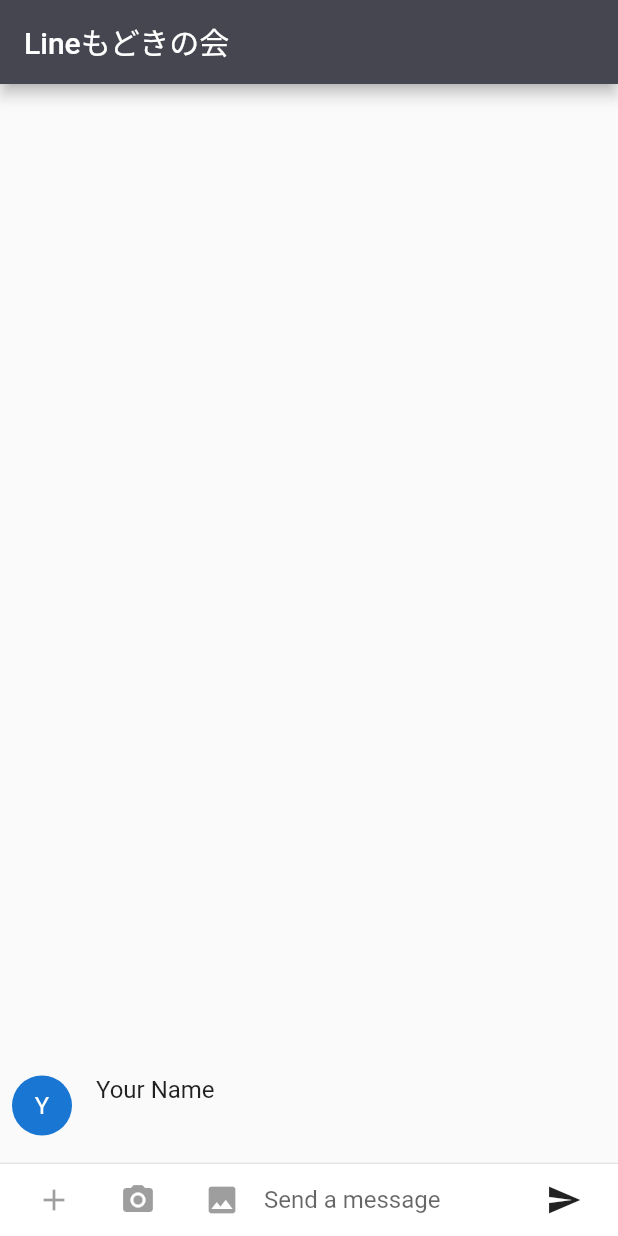
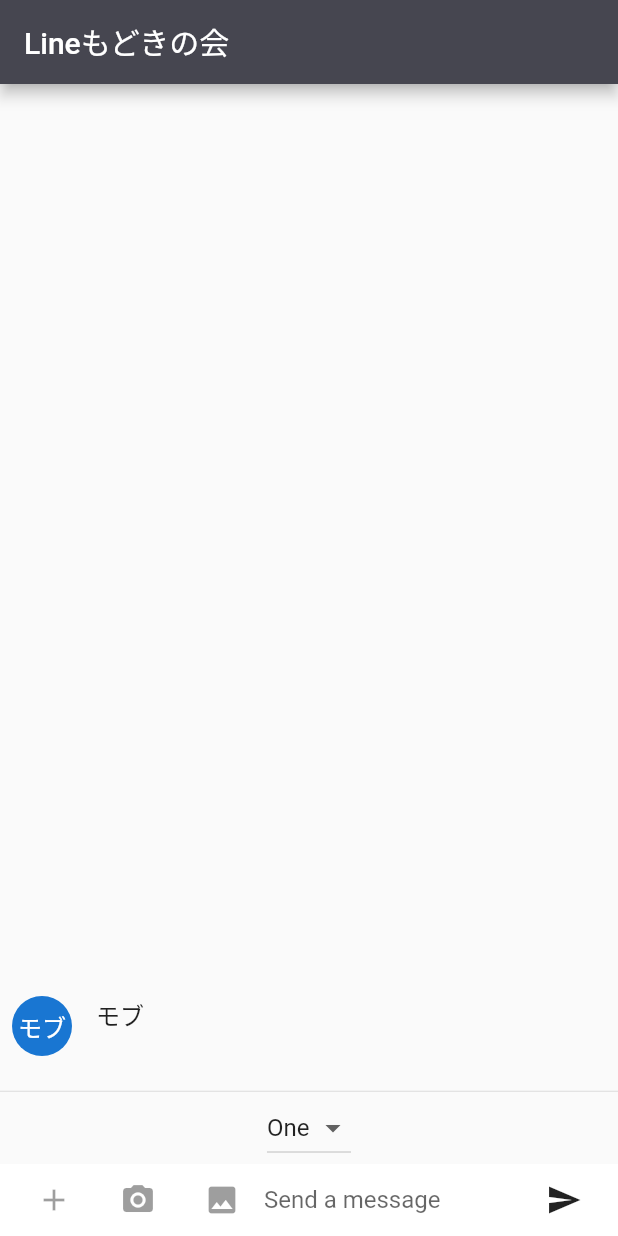
Before and after one commit to hoshinari/fluttertutorial, a Flutter app: the screen it shows after launch, after a tap on the "send" icon, on a phone screen of 412 x 824 dp. Run offline on Flutter 3.47's test engine with Material 2 defaults, Android fonts, the phone set to English and light mode, and no system bars.

Commit message:
Add dropdown

```diff
--- a/lib/main.dart
+++ b/lib/main.dart
@@ -3,6 +3,7 @@
 import 'package:flutter/material.dart';
 
 const String _name = "Your Name";
+var member = ["私","モブ"];
 
 void main() {
   runApp(new FriendlychatApp());
@@ -30,9 +31,11 @@ class ChatScreen extends StatefulWidget {                     //modified
 
 class ChatScreenState extends State<ChatScreen> {
   final List<ChatMessage> _messages = <ChatMessage>[];            //メッセージの格納リスト
+
   final TextEditingController _textController = new TextEditingController(); //new
   @override                                                        //new
   Widget build(BuildContext context) {
+    String dropdownValue = 'One';
     return new Scaffold(
       appBar: new AppBar(
         title: new Text("Lineもどきの会"),
@@ -47,19 +50,40 @@ class ChatScreenState extends State<ChatScreen> {
               itemBuilder: (_, int index) => _messages[index],      //new
               itemCount: _messages.length,                          //new
             ),                                                      //new
-          ),                                                        //new
-          new Divider(height: 1.0),                                 //new
+          ),
+
+          new Divider(height: 1.0),
+
+          new Container(
+              child: DropdownButton<String>(
+                value: dropdownValue,
+                onChanged: (String newValue) {
+                  setState(() {
+                    dropdownValue = newValue;
+                  });
+                },
+                items: <String>['One', 'Two', 'Free', 'Four']
+                  .map<DropdownMenuItem<String>>((String value) {
+                    return DropdownMenuItem<String>(
+                      value: value,
+                      child: Text(value),
+                    );
+                  })
+                  .toList(),
+              ),
+          ),
           new Container(                                            //new
             decoration: new BoxDecoration(
               color: Theme.of(context).cardColor),                  //new
             child: _buildTextComposer(),                       //modified
-          ),                                                        //new
+          ),                                                       //new
         ],                                                          //new
       ),                                                            //new
     );
   }
 
   Widget _buildTextComposer() {
+
     return new Container(
       margin: const EdgeInsets.symmetric(horizontal: 8.0),       //おそらくmargin
       child: new Row(                                            //new
@@ -96,6 +120,7 @@ class ChatScreenState extends State<ChatScreen> {
               icon: new Icon(Icons.send),                                //new
               onPressed: () => _handleSubmitted(_textController.text)),  //new
           ),                                                      //new
+
         ],                                                        //new
       ),
     );
@@ -125,12 +150,12 @@ class ChatMessage extends StatelessWidget {
         children: <Widget>[
           new Container(
             margin: const EdgeInsets.only(right: 16.0),
-            child: new CircleAvatar(child: new Text(_name[0])),
+            child: new CircleAvatar(child: new Text(member[1])),
           ),
           new Column(
             crossAxisAlignment: CrossAxisAlignment.start,
             children: <Widget>[
-              new Text(_name, style: Theme.of(context).textTheme.subhead),
+              new Text(member[1], style: Theme.of(context).textTheme.subhead),
               new Container(
                 margin: const EdgeInsets.only(top: 5.0),
                 child: new Text(text),
@@ -142,3 +167,35 @@ class ChatMessage extends StatelessWidget {
     );
   }
 }
+
+String dropdownValue = 'One';
+class MyStatefulWidget extends StatefulWidget {
+  MyStatefulWidget({Key key}) : super(key: key);
+
+  @override
+  _MyStatefulWidgetState createState() => _MyStatefulWidgetState();
+}
+
+class _MyStatefulWidgetState extends State<MyStatefulWidget> {
+  Widget build(BuildContext context) {
+    return Scaffold(
+      body: Center(
+        child: DropdownButton<String>(
+          value: dropdownValue,
+          onChanged: (String newValue) {
+            setState(() {
+              dropdownValue = newValue;
+            });
+          },
+          items: <String>['One', 'Two', 'Free', 'Four']
+              .map<DropdownMenuItem<String>>((String value) {
+            return DropdownMenuItem<String>(
+              value: value,
+              child: Text(value),
+            );
+          }).toList(),
+        ),
+      ),
+    );
+  }
+}
```
Also changed, not shown: flutter_01.png (added), flutter_02.png (added).
